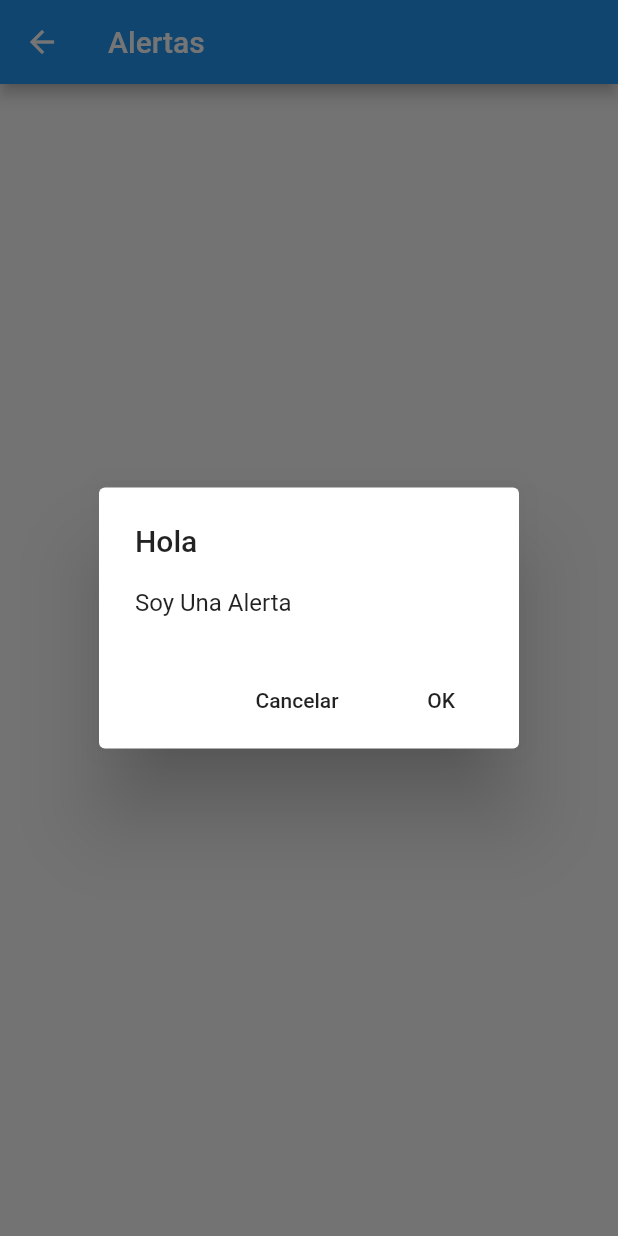
After one commit to ConociendoFlutter/widgets_flutter_app, a Flutter app: the AlertPage screen opened by its route, after a tap on "Mostrar alerta", on a phone screen of 412 x 824 dp. The commit adds this screen. Run offline on Flutter 3.47's test engine with Material 2 defaults, Android fonts, the phone set to English and light mode, and no system bars.

Commit message:
Add Alert + Snackbar

```diff
--- a/lib/main.dart
+++ b/lib/main.dart
@@ -1,4 +1,5 @@
 import 'package:flutter/material.dart';
+import 'package:widgets_flutter_app/src/pages/alert_page.dart';
 import 'package:widgets_flutter_app/src/pages/botones_page.dart';
 import 'package:widgets_flutter_app/src/pages/cards_page.dart';
 import 'package:widgets_flutter_app/src/pages/circle_page.dart';
@@ -22,7 +23,8 @@ class MyApp extends StatelessWidget {
         'stack': (BuildContext context) => StackPage(),
         'images': (BuildContext context) => ImagesPage(),
         'cards': (BuildContext context) => CardsPage(),
-        'circle': (BuildContext context) => CirclePage()
+        'circle': (BuildContext context) => CirclePage(),
+        'alert': (BuildContext context) => AlertPage()
       },
     );
   }
--- /dev/null
+++ b/lib/src/pages/alert_page.dart
@@ -0,0 +1,59 @@
+import 'package:flutter/material.dart';
+
+class AlertPage extends StatelessWidget {
+  @override
+  Widget build(BuildContext context) {
+    return Scaffold(
+      appBar: AppBar(
+        title: Text('Alertas'),
+      ),
+      body: Center(
+        child: Column(
+          mainAxisAlignment: MainAxisAlignment.center,
+          children: <Widget>[
+            FlatButton(
+              onPressed: () {
+                showDialog(
+                  context: context,
+                  builder: (context) => mostrarAlerta(context),
+                );
+              },
+              child: Text('Mostrar alerta'),
+              shape: RoundedRectangleBorder(
+                  borderRadius: BorderRadius.circular(20)),
+              color: Colors.cyanAccent,
+            ),
+            FlatButton(
+              onPressed: () {},
+              child: Text('Mostrar Snackbar'),
+              shape: RoundedRectangleBorder(
+                  borderRadius: BorderRadius.circular(20)),
+              color: Colors.deepOrangeAccent,
+            )
+          ],
+        ),
+      ),
+    );
+  }
+
+  Widget mostrarAlerta(BuildContext context) {
+    return AlertDialog(
+      title: Text('Hola'),
+      content: Text('Soy Una Alerta'),
+      actions: <Widget>[
+        FlatButton(
+          onPressed: () {
+            Navigator.pop(context);
+          },
+          child: Text('Cancelar'),
+        ),
+        FlatButton(
+          onPressed: () {
+            Navigator.pop(context);
+          },
+          child: Text('OK'),
+        ),
+      ],
+    );
+  }
+}
--- a/lib/src/pages/home_page.dart
+++ b/lib/src/pages/home_page.dart
@@ -49,6 +49,14 @@ class HomePage extends StatelessWidget {
               title: Text('Circle'),
               trailing: Icon(Icons.keyboard_arrow_right),
             ),
+            ListTile(
+              onTap: () {
+                Navigator.pushNamed(context, 'alert');
+              },
+              leading: Icon(Icons.add_alert),
+              title: Text('Alertas'),
+              trailing: Icon(Icons.keyboard_arrow_right),
+            ),
           ],
         ));
   }
```
